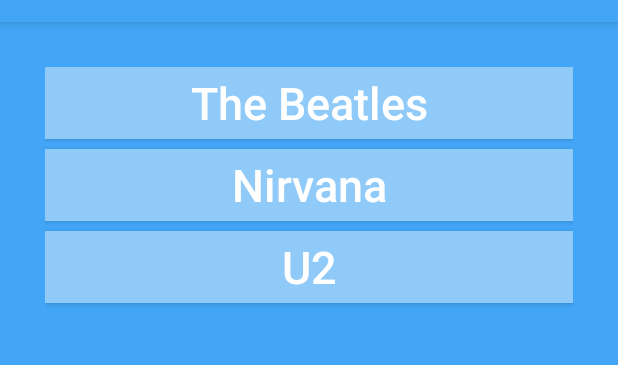
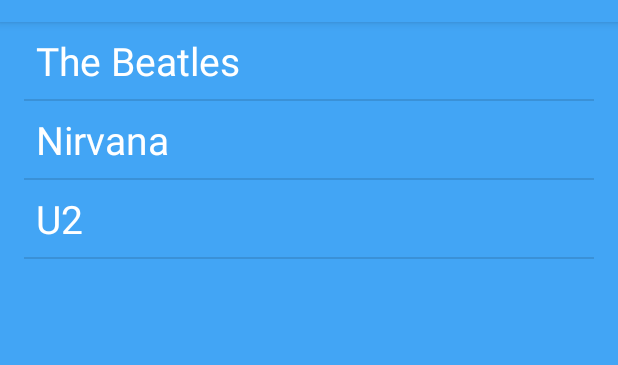
Before and after one commit to joshuawozny/CS-360, an Android app: the screen it shows after launch (MainActivity), on a phone screen of 412 x 824 dp, the part 62-427 px from its top. Run offline under Robolectric (Android 15) with nearby library versions, the phone set to English and light mode, and no system bars; our stand-ins replace navigation-ui.

Commit message:
Added lines between band names

```diff
--- a/TheBandDatabase/app/build.gradle
+++ b/TheBandDatabase/app/build.gradle
@@ -35,6 +35,7 @@ dependencies {
     implementation 'androidx.constraintlayout:constraintlayout:2.1.4'
     implementation 'androidx.navigation:navigation-fragment:2.7.6'
     implementation 'androidx.navigation:navigation-ui:2.7.6'
+    implementation 'androidx.recyclerview:recyclerview:1.2.1'
     testImplementation 'junit:junit:4.13.2'
     androidTestImplementation 'androidx.test.ext:junit:1.1.5'
     androidTestImplementation 'androidx.test.espresso:espresso-core:3.5.1'
--- a/TheBandDatabase/app/src/main/java/com/zybooks/thebanddatabase/ListFragment.java
+++ b/TheBandDatabase/app/src/main/java/com/zybooks/thebanddatabase/ListFragment.java
@@ -4,10 +4,12 @@ import android.os.Bundle;
 import android.view.LayoutInflater;
 import android.view.View;
 import android.view.ViewGroup;
-import android.widget.Button;
-import android.widget.LinearLayout;
+import android.widget.TextView;
+import androidx.annotation.NonNull;
 import androidx.fragment.app.Fragment;
 import androidx.navigation.Navigation;
+import androidx.recyclerview.widget.DividerItemDecoration;
+import androidx.recyclerview.widget.RecyclerView;
 import java.util.List;
 
 public class ListFragment extends Fragment {
@@ -16,39 +18,72 @@ public class ListFragment extends Fragment {
     public View onCreateView(LayoutInflater inflater, ViewGroup container,
                              Bundle savedInstanceState) {
         View rootView = inflater.inflate(R.layout.fragment_list, container, false);
-        LinearLayout layout = (LinearLayout) rootView;
 
-        // Create the buttons using the band names and ids from BandRepository
-        List<Band> bandList = BandRepository.getInstance(requireContext()).getBands();
-        for (Band band : bandList) {
-            Button button = new Button(getContext());
-            LinearLayout.LayoutParams layoutParams = new LinearLayout.LayoutParams(
-                    LinearLayout.LayoutParams.MATCH_PARENT,
-                    LinearLayout.LayoutParams.WRAP_CONTENT);
-            layoutParams.setMargins(0, 0, 0, 10);   // 10px bottom margin
-            button.setLayoutParams(layoutParams);
+        // Click listener for the RecyclerView
+        View.OnClickListener onClickListener = itemView -> {
 
-            // Display band's name on button
-            button.setText(band.getName());
-            button.setTag(band.getId());
+            // Create fragment arguments containing the selected band ID
+            int selectedBandId = (int) itemView.getTag();
+            Bundle args = new Bundle();
+            args.putInt(DetailFragment.ARG_BAND_ID, selectedBandId);
 
-            // Navigate to detail screen when clicked
-            button.setOnClickListener(buttonView -> {
+            // Replace list with details
+            Navigation.findNavController(itemView).navigate(R.id.show_item_detail, args);
+        };
 
-                // Create fragment arguments containing the selected band ID
-                int selectedBandId = (int) buttonView.getTag();
-                Bundle args = new Bundle();
-                args.putInt(DetailFragment.ARG_BAND_ID, selectedBandId);
-
-                // Send band ID to DetailFragment
-
-                Navigation.findNavController(buttonView).navigate(R.id.show_item_detail, args);
-            });
-
-            // Add button to the LinearLayout
-            layout.addView(button);
-        }
+        // Send bands to RecyclerView
+        RecyclerView recyclerView = rootView.findViewById(R.id.band_list);
+        List<Band> bands = BandRepository.getInstance(requireContext()).getBands();
+        recyclerView.setAdapter(new BandAdapter(bands, onClickListener));
+        DividerItemDecoration divider = new DividerItemDecoration(recyclerView.getContext(),
+                DividerItemDecoration.VERTICAL);
+        recyclerView.addItemDecoration(divider);
 
         return rootView;
     }
+
+    private class BandAdapter extends RecyclerView.Adapter<BandHolder> {
+
+        private final List<Band> mBands;
+        private final View.OnClickListener mOnClickListener;
+
+        public BandAdapter(List<Band> bands, View.OnClickListener onClickListener) {
+            mBands = bands;
+            mOnClickListener = onClickListener;
+        }
+
+        @NonNull
+        @Override
+        public BandHolder onCreateViewHolder(@NonNull ViewGroup parent, int viewType) {
+            LayoutInflater layoutInflater = LayoutInflater.from(getActivity());
+            return new BandHolder(layoutInflater, parent);
+        }
+
+        @Override
+        public void onBindViewHolder(BandHolder holder, int position) {
+            Band band = mBands.get(position);
+            holder.bind(band);
+            holder.itemView.setTag(band.getId());
+            holder.itemView.setOnClickListener(mOnClickListener);
+        }
+
+        @Override
+        public int getItemCount() {
+            return mBands.size();
+        }
+    }
+
+    private static class BandHolder extends RecyclerView.ViewHolder {
+
+        private final TextView mNameTextView;
+
+        public BandHolder(LayoutInflater inflater, ViewGroup parent) {
+            super(inflater.inflate(R.layout.list_item_band, parent, false));
+            mNameTextView = itemView.findViewById(R.id.band_name);
+        }
+
+        public void bind(Band band) {
+            mNameTextView.setText(band.getName());
+        }
+    }
 }
--- a/TheBandDatabase/app/src/main/res/layout/fragment_list.xml
+++ b/TheBandDatabase/app/src/main/res/layout/fragment_list.xml
@@ -1,8 +1,20 @@
 <?xml version="1.0" encoding="utf-8"?>
-<LinearLayout xmlns:android="http://schemas.android.com/apk/res/android"
+<androidx.constraintlayout.widget.ConstraintLayout
+    xmlns:android="http://schemas.android.com/apk/res/android"
+    xmlns:app="http://schemas.android.com/apk/res-auto"
     xmlns:tools="http://schemas.android.com/tools"
-    android:orientation="vertical"
+    android:id="@+id/item_list_container"
     android:layout_width="match_parent"
-    android:layout_height="match_parent"
-    android:padding="30dp"
-    tools:context=".ListFragment" />
+    android:layout_height="match_parent">
+
+    <androidx.recyclerview.widget.RecyclerView
+        android:id="@+id/band_list"
+        android:name="com.zybooks.thebanddatabase.ItemListFragment"
+        android:layout_width="match_parent"
+        android:layout_height="match_parent"
+        android:layout_marginLeft="16dp"
+        android:layout_marginRight="16dp"
+        app:layoutManager="LinearLayoutManager"
+        tools:context="com.zybooks.thebanddatabase.MainActivity"
+        tools:listitem="@layout/list_item_band" />
+</androidx.constraintlayout.widget.ConstraintLayout>
--- /dev/null
+++ b/TheBandDatabase/app/src/main/res/layout/list_item_band.xml
@@ -0,0 +1,16 @@
+<?xml version="1.0" encoding="utf-8"?>
+<LinearLayout xmlns:android="http://schemas.android.com/apk/res/android"
+    xmlns:tools="http://schemas.android.com/tools"
+    android:orientation="vertical"
+    android:layout_width="match_parent"
+    android:layout_height="wrap_content">
+
+    <TextView
+        android:layout_width="match_parent"
+        android:layout_height="wrap_content"
+        android:id="@+id/band_name"
+        tools:text="band"
+        style="@style/bandListName">
+    </TextView>
+
+</LinearLayout>
```
